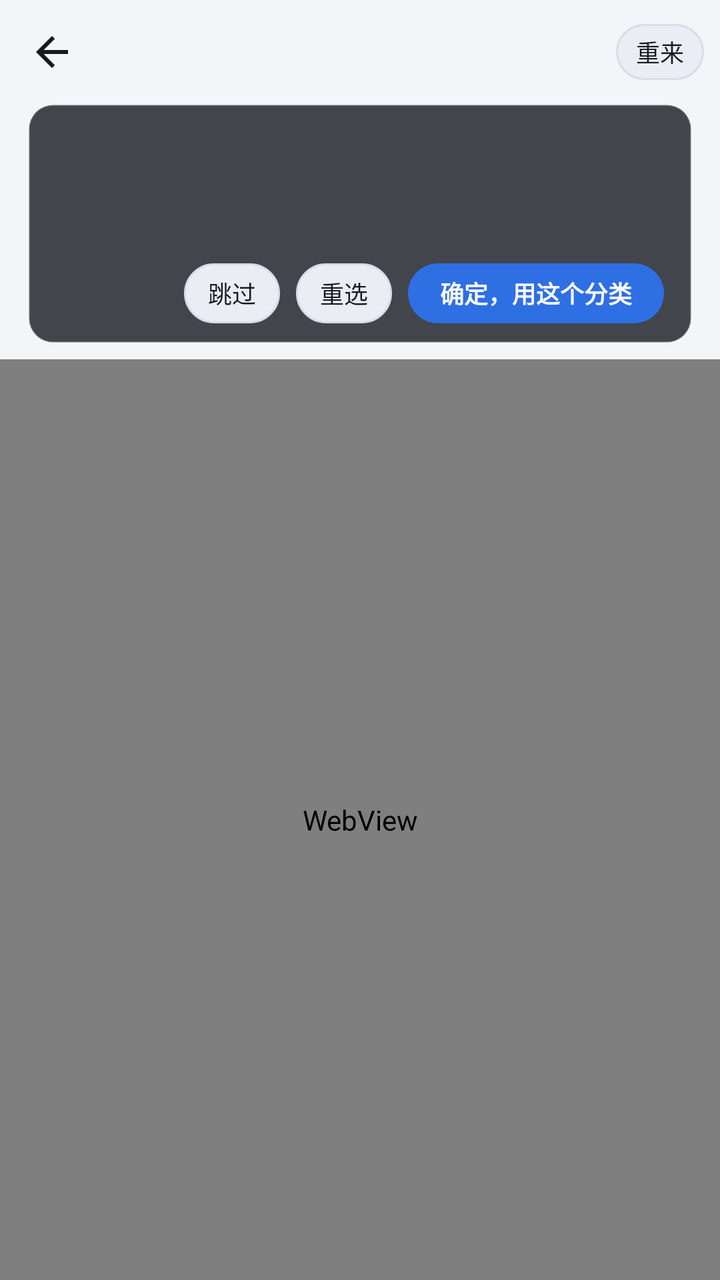
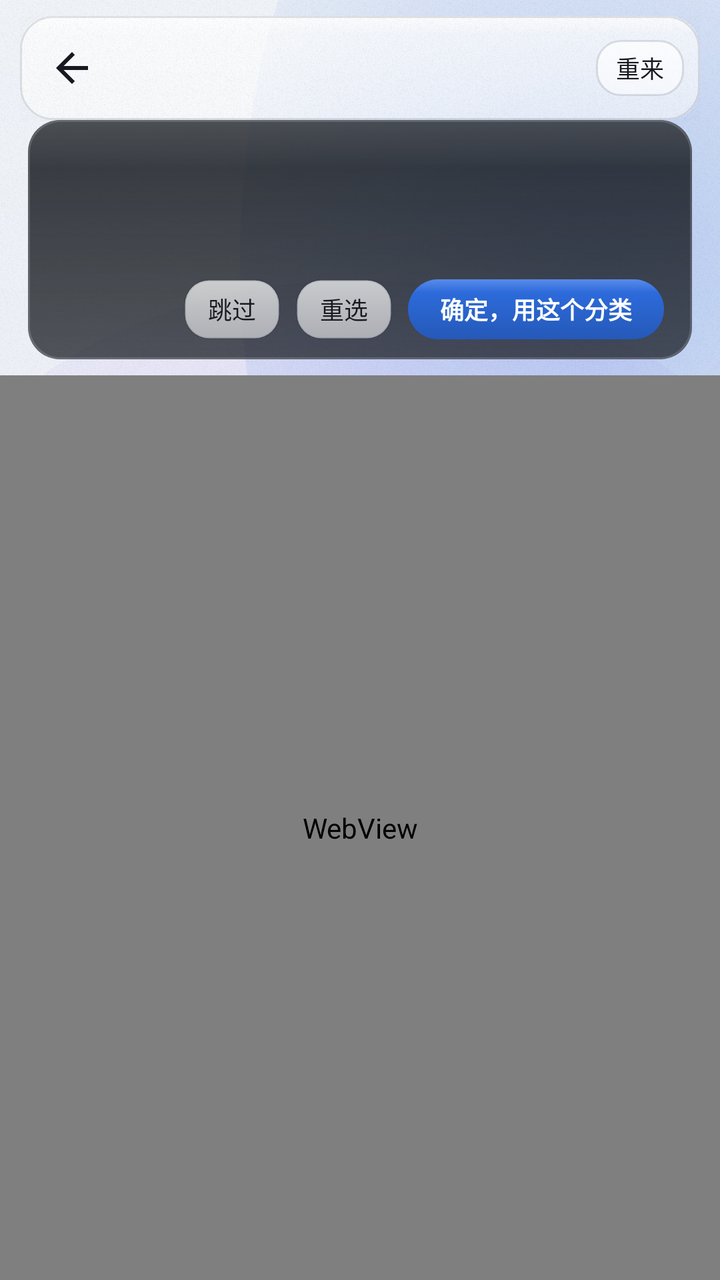

Before-and-after screenshots of an Android layout around one commit, followed by the original layout XML and the change that was made.
<!-- AndroidManifest.xml: application theme Theme.VideoShell -->
<!-- res/layout/activity_calibrate.xml -->
<?xml version="1.0" encoding="utf-8"?>
<LinearLayout xmlns:android="http://schemas.android.com/apk/res/android"
    android:layout_width="match_parent"
    android:layout_height="match_parent"
    android:background="@color/bg"
    android:orientation="vertical">

    <LinearLayout
        android:layout_width="match_parent"
        android:layout_height="52dp"
        android:gravity="center_vertical"
        android:orientation="horizontal"
        android:paddingStart="4dp"
        android:paddingEnd="8dp">

        <ImageButton
            android:id="@+id/btnBack"
            android:layout_width="44dp"
            android:layout_height="44dp"
            android:background="?android:attr/selectableItemBackgroundBorderless"
            android:contentDescription="@string/back"
            android:src="@drawable/ic_back"
            android:tint="@color/text_primary" />

        <TextView
            android:id="@+id/tvTitle"
            style="@style/TextTitle"
            android:layout_width="0dp"
            android:layout_height="wrap_content"
            android:layout_marginStart="4dp"
            android:layout_weight="1"
            android:textSize="17sp" />

        <TextView
            android:id="@+id/btnRestart"
            android:layout_width="wrap_content"
            android:layout_height="28dp"
            android:background="@drawable/bg_chip"
            android:gravity="center"
            android:paddingStart="10dp"
            android:paddingEnd="10dp"
            android:text="@string/calib_restart"
            android:textColor="@color/text_primary"
            android:textSize="12sp" />
    </LinearLayout>

    <LinearLayout
        android:id="@+id/stepCard"
        android:layout_width="match_parent"
        android:layout_height="wrap_content"
        android:layout_marginStart="14dp"
        android:layout_marginEnd="14dp"
        android:layout_marginBottom="8dp"
        android:background="@drawable/bg_panel"
        android:orientation="vertical"
        android:paddingStart="14dp"
        android:paddingTop="10dp"
        android:paddingEnd="14dp"
        android:paddingBottom="10dp">

        <TextView
            android:id="@+id/tvStep"
            android:layout_width="match_parent"
            android:layout_height="wrap_content"
            android:textColor="@color/brand"
            android:textSize="14sp"
            android:textStyle="bold" />

        <TextView
            android:id="@+id/tvHint"
            android:layout_width="match_parent"
            android:layout_height="wrap_content"
            android:layout_marginTop="4dp"
            android:textColor="@color/text_primary"
            android:textSize="12sp" />

        <TextView
            android:id="@+id/tvState"
            android:layout_width="match_parent"
            android:layout_height="wrap_content"
            android:layout_marginTop="6dp"
            android:textColor="@color/text_hint"
            android:textSize="12sp" />

        
        <LinearLayout
            android:layout_width="match_parent"
            android:layout_height="wrap_content"
            android:layout_marginTop="8dp"
            android:gravity="end|center_vertical"
            android:orientation="horizontal">

            <TextView
                android:id="@+id/btnSkip"
                android:layout_width="wrap_content"
                android:layout_height="30dp"
                android:layout_marginEnd="8dp"
                android:background="@drawable/bg_chip"
                android:gravity="center"
                android:paddingStart="12dp"
                android:paddingEnd="12dp"
                android:text="@string/calib_skip"
                android:textColor="@color/text_primary"
                android:textSize="12sp" />

            <TextView
                android:id="@+id/btnReselect"
                android:layout_width="wrap_content"
                android:layout_height="30dp"
                android:background="@drawable/bg_chip"
                android:gravity="center"
                android:paddingStart="12dp"
                android:paddingEnd="12dp"
                android:text="@string/calib_reselect"
                android:textColor="@color/text_primary"
                android:textSize="12sp" />

            <TextView
                android:id="@+id/btnConfirm"
                android:layout_width="wrap_content"
                android:layout_height="30dp"
                android:layout_marginStart="8dp"
                android:background="@drawable/bg_btn_brand"
                android:gravity="center"
                android:paddingStart="16dp"
                android:paddingEnd="16dp"
                android:text="@string/calib_confirm_cat"
                android:textColor="@color/white"
                android:textSize="12sp"
                android:textStyle="bold" />
        </LinearLayout>
    </LinearLayout>

    <FrameLayout
        android:layout_width="match_parent"
        android:layout_height="0dp"
        android:layout_weight="1">

        <WebView
            android:id="@+id/webView"
            android:layout_width="match_parent"
            android:layout_height="match_parent" />

        <ProgressBar
            android:id="@+id/pb"
            android:layout_width="wrap_content"
            android:layout_height="wrap_content"
            android:layout_gravity="center"
            android:indeterminateTint="@color/brand"
            android:visibility="gone" />
    </FrameLayout>

</LinearLayout>
<!-- resources referenced by this layout -->
<resources>
  <color name="bg">#FFF3F5F8</color>
  <!-- drawable bg_btn_brand (drawable) -->
  <?xml version="1.0" encoding="utf-8"?>
  <selector xmlns:android="http://schemas.android.com/apk/res/android">
      <item android:state_pressed="true">
          <shape android:shape="rectangle">
              <solid android:color="@color/brand_dark" />
              <corners android:radius="16dp" />
          </shape>
      </item>
      <item>
          <shape android:shape="rectangle">
              <solid android:color="@color/brand" />
              <corners android:radius="16dp" />
          </shape>
      </item>
  </selector>
  <!-- drawable bg_chip (drawable) -->
  <?xml version="1.0" encoding="utf-8"?>
  <selector xmlns:android="http://schemas.android.com/apk/res/android">
      <item android:state_selected="true">
          <shape android:shape="rectangle">
              <solid android:color="@color/brand" />
              <corners android:radius="16dp" />
          </shape>
      </item>
      <item>
          <shape android:shape="rectangle">
              <solid android:color="@color/surface_2" />
              <corners android:radius="16dp" />
              <stroke android:width="1dp" android:color="@color/line" />
          </shape>
      </item>
  </selector>
  <!-- drawable bg_panel (drawable) -->
  <?xml version="1.0" encoding="utf-8"?>
  <shape xmlns:android="http://schemas.android.com/apk/res/android" android:shape="rectangle">
      <solid android:color="#CC171A21" />
      <corners android:radius="12dp" />
      <stroke android:width="1dp" android:color="#33FFFFFF" />
  </shape>
  <color name="surface_2">#FFEAEEF4</color>
  <color name="line">#FFD8DEE7</color>
  <style name="Theme.VideoShell.Base" parent="Theme.MaterialComponents.NoActionBar">
          <item name="colorPrimary">@color/brand</item>
          <item name="colorPrimaryVariant">@color/brand_dark</item>
          <item name="colorOnPrimary">@color/white</item>
          <item name="colorSecondary">@color/brand</item>
          <item name="colorOnSecondary">@color/white</item>
          <item name="colorSurface">@color/surface</item>
          <item name="colorOnSurface">@color/text_primary</item>
          <item name="android:colorBackground">@color/bg</item>
          <item name="colorError">@color/brand</item>
          <item name="android:windowBackground">@color/bg</item>
          <item name="android:statusBarColor">@color/bg</item>
          <item name="android:navigationBarColor">@color/surface</item>
          <item name="android:textColorPrimary">@color/text_primary</item>
          <item name="android:textColorSecondary">@color/text_secondary</item>
          <item name="android:textColorHint">@color/text_hint</item>
      </style>
  <!-- unchanged entries left out for length: 15 -->
</resources>

<!-- the commit's change to res/layout/activity_calibrate.xml (unified diff, before → after) -->
@@ -2,13 +2,18 @@
 <LinearLayout xmlns:android="http://schemas.android.com/apk/res/android"
     android:layout_width="match_parent"
     android:layout_height="match_parent"
-    android:background="@color/bg"
+    android:background="@drawable/bg_ambient"
     android:orientation="vertical">
 
     <LinearLayout
         android:layout_width="match_parent"
-        android:layout_height="52dp"
+        android:layout_height="wrap_content"
+        android:layout_marginStart="@dimen/island_gap"
+        android:layout_marginTop="@dimen/space_md"
+        android:layout_marginEnd="@dimen/island_gap"
+        android:background="@drawable/bg_glass"
         android:gravity="center_vertical"
+        android:minHeight="@dimen/island_min_h"
         android:orientation="horizontal"
         android:paddingStart="4dp"
         android:paddingEnd="8dp">
@@ -58,11 +63,12 @@
         android:paddingEnd="14dp"
         android:paddingBottom="10dp">
 
+        
         <TextView
             android:id="@+id/tvStep"
             android:layout_width="match_parent"
             android:layout_height="wrap_content"
-            android:textColor="@color/brand"
+            android:textColor="#FF7AA8FF"
             android:textSize="14sp"
             android:textStyle="bold" />
 
@@ -71,7 +77,7 @@
             android:layout_width="match_parent"
             android:layout_height="wrap_content"
             android:layout_marginTop="4dp"
-            android:textColor="@color/text_primary"
+            android:textColor="#FFE6EAF2"
             android:textSize="12sp" />
 
         <TextView
@@ -79,7 +85,7 @@
             android:layout_width="match_parent"
             android:layout_height="wrap_content"
             android:layout_marginTop="6dp"
-            android:textColor="@color/text_hint"
+            android:textColor="#FFB0B8C6"
             android:textSize="12sp" />
 
         
<!-- resource entries referenced after the edit -->
@@ -1,48 +1,245 @@
 <!-- resources referenced by this layout -->
 <resources>
-  <color name="bg">#FFF3F5F8</color>
+  <dimen name="island_gap">10dp</dimen>
+  <dimen name="island_min_h">52dp</dimen>
+  <dimen name="space_md">8dp</dimen>
+  <!-- drawable bg_ambient (drawable) -->
+  <?xml version="1.0" encoding="utf-8"?>
+  <layer-list xmlns:android="http://schemas.android.com/apk/res/android">
+  
+      
+      <item>
+          <shape android:shape="rectangle">
+              <gradient
+                  android:angle="270"
+                  android:endColor="@color/bg_deep"
+                  android:startColor="@color/bg"
+                  android:type="linear" />
+          </shape>
+      </item>
+  
+      
+      <item
+          android:bottom="220dp"
+          android:left="120dp"
+          android:right="-120dp"
+          android:top="-160dp">
+          <shape android:shape="oval">
+              <gradient
+                  android:endColor="#00000000"
+                  android:gradientRadius="260dp"
+                  android:startColor="@color/ambient_1"
+                  android:type="radial" />
+          </shape>
+      </item>
+  
+      
+      <item
+          android:bottom="-140dp"
+          android:left="-140dp"
+          android:right="130dp"
+          android:top="240dp">
+          <shape android:shape="oval">
+              <gradient
+                  android:endColor="#00000000"
+                  android:gradientRadius="240dp"
+                  android:startColor="@color/ambient_2"
+                  android:type="radial" />
+          </shape>
+      </item>
+  
+      
+      <item
+          android:bottom="120dp"
+          android:left="-60dp"
+          android:right="-60dp"
+          android:top="140dp">
+          <shape android:shape="oval">
+              <gradient
+                  android:endColor="#00000000"
+                  android:gradientRadius="300dp"
+                  android:startColor="@color/ambient_3"
+                  android:type="radial" />
+          </shape>
+      </item>
+  
+      
+      <item>
+          <bitmap
+              android:src="@drawable/glass_noise"
+              android:tileModeX="repeat"
+              android:tileModeY="repeat" />
+      </item>
+  </layer-list>
+  <color name="bg">#FFF0F3F8</color>
+  <color name="ambient_1">#4D2F6FE4</color>
+  <color name="ambient_2">#3D12B5A6</color>
+  <color name="ambient_3">#267C4DFF</color>
+  <!-- drawable glass_noise: png bitmap (drawable-nodpi, 13410 bytes) -->
+  <dimen name="radius_lg">16dp</dimen>
+  <dimen name="radius_chip">12dp</dimen>
+  <color name="glass_pressed">#F2FFFFFF</color>
+  <dimen name="glass_stroke_w">1dp</dimen>
+  <color name="glass_stroke">#1F0F1A2E</color>
+  <color name="glass_fill_2">#8FFFFFFF</color>
+  <color name="glass_fill">#B8FFFFFF</color>
+  <color name="glass_glow">#B3FFFFFF</color>
+  <!-- drawable glass_grain (drawable) -->
+  <?xml version="1.0" encoding="utf-8"?>
+  <bitmap xmlns:android="http://schemas.android.com/apk/res/android"
+      android:src="@drawable/glass_noise"
+      android:tileModeX="repeat"
+      android:tileModeY="repeat" />
   <!-- drawable bg_btn_brand (drawable) -->
   <?xml version="1.0" encoding="utf-8"?>
   <selector xmlns:android="http://schemas.android.com/apk/res/android">
       <item android:state_pressed="true">
           <shape android:shape="rectangle">
               <solid android:color="@color/brand_dark" />
-              <corners android:radius="16dp" />
-          </shape>
-      </item>
-      <item>
-          <shape android:shape="rectangle">
-              <solid android:color="@color/brand" />
-              <corners android:radius="16dp" />
-          </shape>
+              <corners android:radius="@dimen/radius_lg" />
+          </shape>
+      </item>
+      <item>
+          <layer-list>
+              <item>
+                  <shape android:shape="rectangle">
+                      <gradient
+                          android:angle="270"
+                          android:endColor="@color/brand_dark"
+                          android:startColor="@color/brand"
+                          android:type="linear" />
+                      <corners android:radius="@dimen/radius_lg" />
+                  </shape>
+              </item>
+              <item>
+                  <shape android:shape="rectangle">
+                      <corners android:radius="@dimen/radius_lg" />
+                      <gradient
+                          android:angle="270"
+                          android:centerColor="#00000000"
+                          android:centerY="0.22"
+                          android:endColor="#00000000"
+                          android:startColor="#33FFFFFF"
+                          android:type="linear" />
+                  </shape>
+              </item>
+          </layer-list>
       </item>
   </selector>
   <!-- drawable bg_chip (drawable) -->
   <?xml version="1.0" encoding="utf-8"?>
   <selector xmlns:android="http://schemas.android.com/apk/res/android">
+  
       <item android:state_selected="true">
           <shape android:shape="rectangle">
               <solid android:color="@color/brand" />
-              <corners android:radius="16dp" />
-          </shape>
-      </item>
-      <item>
-          <shape android:shape="rectangle">
-              <solid android:color="@color/surface_2" />
-              <corners android:radius="16dp" />
-              <stroke android:width="1dp" android:color="@color/line" />
+              <corners android:radius="@dimen/radius_chip" />
+          </shape>
+      </item>
+  
+      <item android:state_pressed="true">
+          <shape android:shape="rectangle">
+              <solid android:color="@color/glass_pressed" />
+              <corners android:radius="@dimen/radius_chip" />
+              <stroke
+                  android:width="@dimen/glass_stroke_w"
+                  android:color="@color/glass_stroke" />
+          </shape>
+      </item>
+  
+      <item>
+          <shape android:shape="rectangle">
+              <gradient
+                  android:angle="270"
+                  android:endColor="@color/glass_fill_2"
+                  android:startColor="@color/glass_fill"
+                  android:type="linear" />
+              <corners android:radius="@dimen/radius_chip" />
+              <stroke
+                  android:width="@dimen/glass_stroke_w"
+                  android:color="@color/glass_stroke" />
           </shape>
       </item>
   </selector>
+  <!-- drawable bg_glass (drawable) -->
+  <?xml version="1.0" encoding="utf-8"?>
+  <layer-list xmlns:android="http://schemas.android.com/apk/res/android">
+  
+      <item>
+          <shape android:shape="rectangle">
+              <corners android:radius="@dimen/radius_lg" />
+              <gradient
+                  android:angle="270"
+                  android:endColor="@color/glass_fill_2"
+                  android:startColor="@color/glass_fill"
+                  android:type="linear" />
+          </shape>
+      </item>
+  
+      <item>
+          <shape android:shape="rectangle">
+              <corners android:radius="@dimen/radius_lg" />
+              <gradient
+                  android:angle="270"
+                  android:centerColor="#00000000"
+                  android:centerY="0.18"
+                  android:endColor="#00000000"
+                  android:startColor="@color/glass_glow"
+                  android:type="linear" />
+          </shape>
+      </item>
+  
+      <item android:drawable="@drawable/glass_grain" />
+  
+      <item>
+          <shape android:shape="rectangle">
+              <corners android:radius="@dimen/radius_lg" />
+              <solid android:color="#00000000" />
+              <stroke
+                  android:width="@dimen/glass_stroke_w"
+                  android:color="@color/glass_stroke" />
+          </shape>
+      </item>
+  </layer-list>
   <!-- drawable bg_panel (drawable) -->
   <?xml version="1.0" encoding="utf-8"?>
-  <shape xmlns:android="http://schemas.android.com/apk/res/android" android:shape="rectangle">
-      <solid android:color="#CC171A21" />
-      <corners android:radius="12dp" />
-      <stroke android:width="1dp" android:color="#33FFFFFF" />
-  </shape>
-  <color name="surface_2">#FFEAEEF4</color>
-  <color name="line">#FFD8DEE7</color>
+  <layer-list xmlns:android="http://schemas.android.com/apk/res/android">
+  
+      <item>
+          <shape android:shape="rectangle">
+              <corners android:radius="@dimen/radius_lg" />
+              <gradient
+                  android:angle="270"
+                  android:endColor="#B30E1117"
+                  android:startColor="#D912161C"
+                  android:type="linear" />
+          </shape>
+      </item>
+  
+      <item>
+          <shape android:shape="rectangle">
+              <corners android:radius="@dimen/radius_lg" />
+              <gradient
+                  android:angle="270"
+                  android:centerColor="#00000000"
+                  android:centerY="0.2"
+                  android:endColor="#00000000"
+                  android:startColor="#1FFFFFFF"
+                  android:type="linear" />
+          </shape>
+      </item>
+  
+      <item>
+          <shape android:shape="rectangle">
+              <corners android:radius="@dimen/radius_lg" />
+              <solid android:color="#00000000" />
+              <stroke
+                  android:width="@dimen/glass_stroke_w"
+                  android:color="#26FFFFFF" />
+          </shape>
+      </item>
+  </layer-list>
+  <color name="bg_deep">#FFE5EAF3</color>
   <style name="Theme.VideoShell.Base" parent="Theme.MaterialComponents.NoActionBar">
           <item name="colorPrimary">@color/brand</item>
           <item name="colorPrimaryVariant">@color/brand_dark</item>
@@ -55,7 +252,7 @@
           <item name="colorError">@color/brand</item>
           <item name="android:windowBackground">@color/bg</item>
           <item name="android:statusBarColor">@color/bg</item>
-          <item name="android:navigationBarColor">@color/surface</item>
+          <item name="android:navigationBarColor">@color/bg_deep</item>
           <item name="android:textColorPrimary">@color/text_primary</item>
           <item name="android:textColorSecondary">@color/text_secondary</item>
           <item name="android:textColorHint">@color/text_hint</item>
